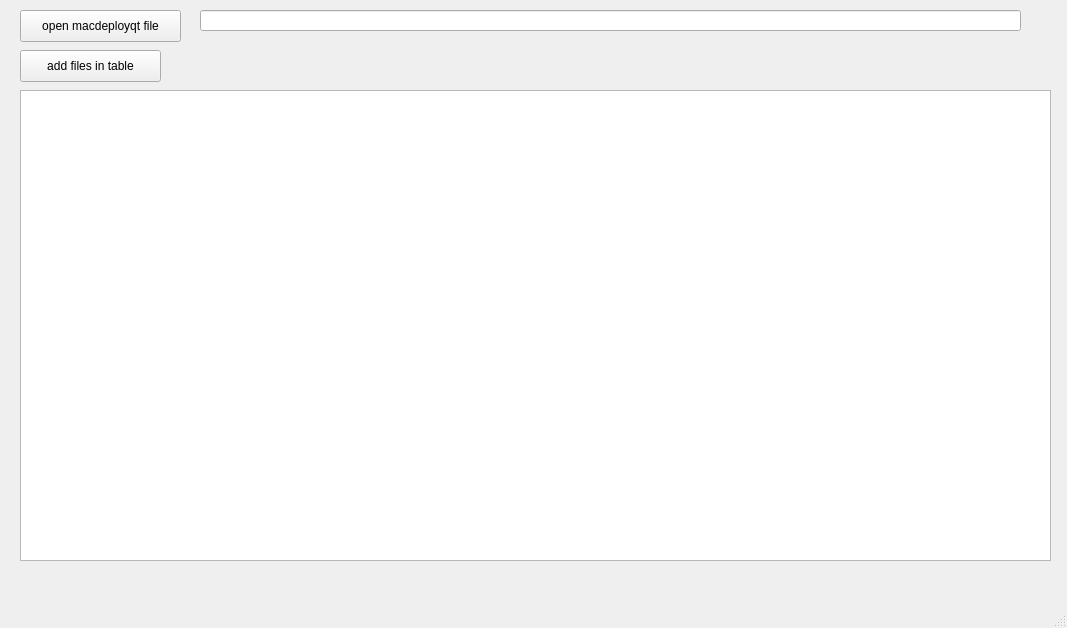
This is mainwindow.ui in dmytra/macdeployqt_batch as Qt 5 draws it before an edit. The edited form follows.
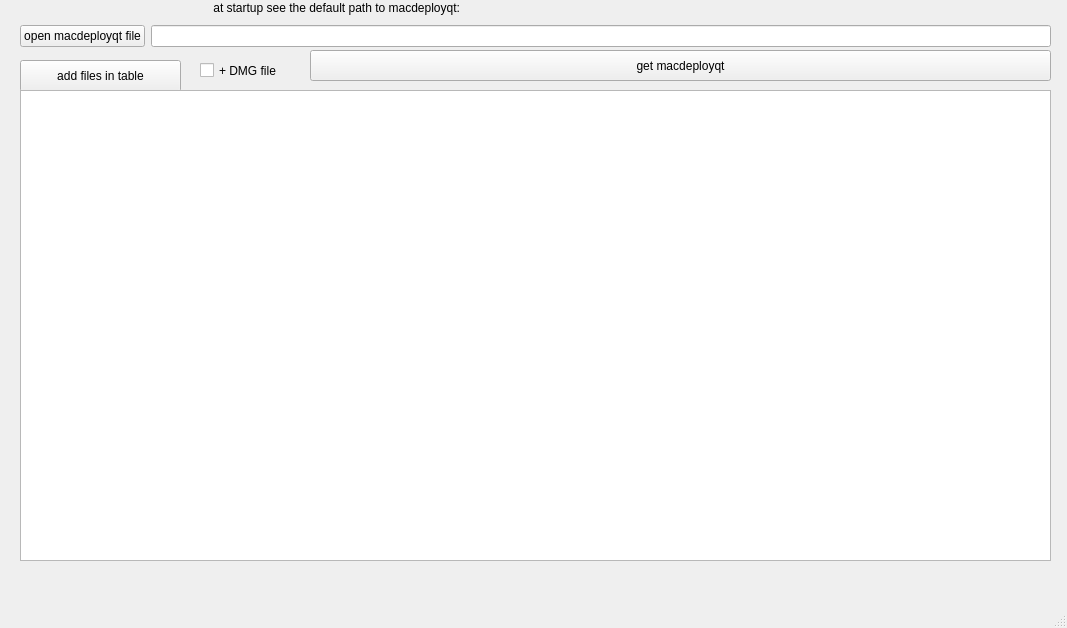
This is the edited form.

```diff
--- a/mainwindow.ui
+++ b/mainwindow.ui
@@ -18,8 +18,8 @@
     <property name="geometry">
      <rect>
       <x>20</x>
-      <y>50</y>
-      <width>141</width>
+      <y>60</y>
+      <width>161</width>
       <height>32</height>
      </rect>
     </property>
@@ -37,27 +37,71 @@
      </rect>
     </property>
    </widget>
-   <widget class="QLineEdit" name="lineEdit">
+   <widget class="QPushButton" name="pushButton_3">
+    <property name="geometry">
+     <rect>
+      <x>310</x>
+      <y>50</y>
+      <width>741</width>
+      <height>31</height>
+     </rect>
+    </property>
+    <property name="cursor">
+     <cursorShape>PointingHandCursor</cursorShape>
+    </property>
+    <property name="styleSheet">
+     <string notr="true">§</string>
+    </property>
+    <property name="text">
+     <string>get macdeployqt</string>
+    </property>
+   </widget>
+   <widget class="QCheckBox" name="checkBox">
     <property name="geometry">
      <rect>
       <x>200</x>
-      <y>10</y>
-      <width>821</width>
-      <height>21</height>
+      <y>50</y>
+      <width>111</width>
+      <height>41</height>
      </rect>
     </property>
+    <property name="text">
+     <string>+ DMG file</string>
+    </property>
    </widget>
-   <widget class="QPushButton" name="pushButton_2">
+   <widget class="QWidget" name="horizontalLayoutWidget">
     <property name="geometry">
      <rect>
       <x>20</x>
-      <y>10</y>
-      <width>161</width>
-      <height>32</height>
+      <y>20</y>
+      <width>1031</width>
+      <height>33</height>
+     </rect>
+    </property>
+    <layout class="QHBoxLayout" name="horizontalLayout">
+     <item>
+      <widget class="QPushButton" name="pushButton_2">
+       <property name="text">
+        <string>open macdeployqt file</string>
+       </property>
+      </widget>
+     </item>
+     <item>
+      <widget class="QLineEdit" name="lineEdit"/>
+     </item>
+    </layout>
+   </widget>
+   <widget class="QLabel" name="label">
+    <property name="geometry">
+     <rect>
+      <x>210</x>
+      <y>0</y>
+      <width>281</width>
+      <height>16</height>
      </rect>
     </property>
     <property name="text">
-     <string>open macdeployqt file</string>
+     <string> at startup see the default path to macdeployqt:</string>
     </property>
    </widget>
   </widget>
```
